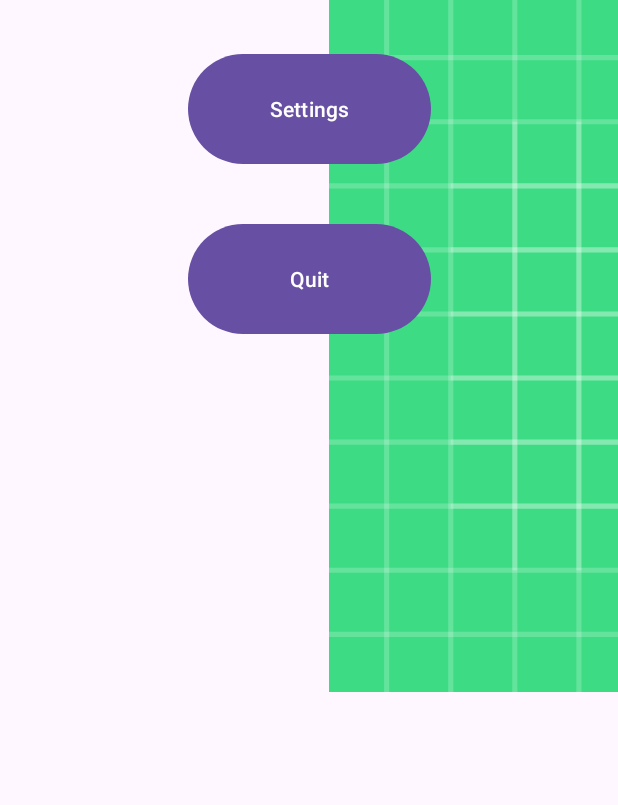
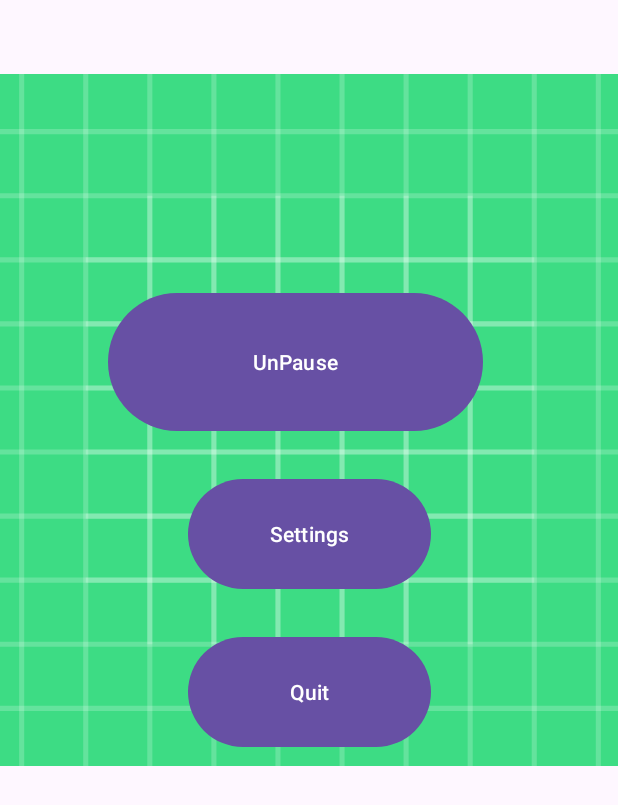
Before and after one commit to GioTheGreen/AndroidMobile, an Android app: the layout dialog_pause.xml on its own in the app's theme, with its tools: preview values and no code run, on a phone screen of 412 x 824 dp. Shown: the top 805 px of the screen. Run offline under Robolectric (Android 15) with nearby library versions, the phone set to English and light mode, and no system bars.

Commit message:
fixed popup error
need a way to display score, perhaps another dialog?

```diff
--- a/first/app/src/main/java/uk/ac/uk/tees/mgd/B1050622/sakithslookatandraid/GameView.java
+++ b/first/app/src/main/java/uk/ac/uk/tees/mgd/B1050622/sakithslookatandraid/GameView.java
@@ -18,6 +18,7 @@ import android.util.Log;
 import android.view.MotionEvent;
 import android.view.SurfaceHolder;
 import android.view.SurfaceView;
+import android.widget.TextView;
 
 import java.util.Random;
 import java.util.Vector;
@@ -26,6 +27,7 @@ import java.util.Vector;
 public class GameView extends SurfaceView implements Runnable, SensorEventListener {
     private volatile boolean paused = false;
     private boolean playing = false;
+    public int score = 0;
     private boolean fiestLoop = true;
     private long LastFrameTime = 0;
     private final long Delay =250;
@@ -94,7 +96,7 @@ public class GameView extends SurfaceView implements Runnable, SensorEventListen
         {
             spwanX += sprite.getWidth();
         }
-        int spwanY = (int)lastSpwanY - ((r.nextInt(4) + 3)* step);
+        int spwanY = (int)lastSpwanY - ((r.nextInt(10) + 5)* step);
         animations.addElement( new Animation(spriteSet, spwanX, spwanY, sprite.getWidth(),sprite.getHeight(), type));
         lastSpwanType = true;
         lastSpwanX = spwanX;
@@ -182,6 +184,7 @@ public class GameView extends SurfaceView implements Runnable, SensorEventListen
             //update game loop
             if (playing)
             {
+                score = offset;
                 if (fiestLoop)// have to be here as during construction and first loop, cant use getWeidth() function
                 {
                     for (int i = 0; i < maxSpawnCap; i++)
@@ -306,6 +309,7 @@ public class GameView extends SurfaceView implements Runnable, SensorEventListen
                 }
                 else
                 {
+                    playing = !playing;
                     //spawn bullet
                 }
                 Log.d("GameView","x: "+animations.firstElement().getPosx() + " y: " +animations.firstElement().getPosy());
--- a/first/app/src/main/res/layout/dialog_pause.xml
+++ b/first/app/src/main/res/layout/dialog_pause.xml
@@ -13,44 +13,41 @@
         android:layout_height="461dp"
         app:layout_constraintBottom_toBottomOf="parent"
         app:layout_constraintEnd_toEndOf="parent"
-        app:layout_constraintHorizontal_bias="0.0"
         app:layout_constraintStart_toStartOf="parent"
         app:layout_constraintTop_toTopOf="parent"
-        app:layout_constraintVertical_bias="0.0"
+        app:layout_constraintVertical_bias="0.136"
         app:srcCompat="@drawable/ic_launcher_background" />
 
     <Button
         android:id="@+id/bReturn"
         android:layout_width="250dp"
         android:layout_height="100dp"
-        android:layout_marginTop="128dp"
         android:text="UnPause"
-        app:layout_constraintBottom_toTopOf="@+id/bSetting"
-        app:layout_constraintEnd_toEndOf="parent"
-        app:layout_constraintStart_toStartOf="parent"
-        app:layout_constraintTop_toTopOf="parent" />
+        app:layout_constraintBottom_toBottomOf="@+id/imageView"
+        app:layout_constraintEnd_toEndOf="@+id/imageView"
+        app:layout_constraintHorizontal_bias="0.486"
+        app:layout_constraintStart_toStartOf="@+id/imageView"
+        app:layout_constraintTop_toTopOf="@+id/imageView"
+        app:layout_constraintVertical_bias="0.393" />
+
+    <Button
+        android:id="@+id/bExit"
+        android:layout_width="162dp"
+        android:layout_height="81dp"
+        android:layout_marginTop="24dp"
+        android:text="Quit"
+        app:layout_constraintEnd_toEndOf="@+id/imageView"
+        app:layout_constraintStart_toStartOf="@+id/imageView"
+        app:layout_constraintTop_toBottomOf="@+id/bSetting" />
 
     <Button
         android:id="@+id/bSetting"
         android:layout_width="162dp"
         android:layout_height="81dp"
-        android:layout_marginTop="32dp"
+        android:layout_marginTop="24dp"
         android:text="Settings"
-        app:layout_constraintBottom_toTopOf="@+id/bExit"
-        app:layout_constraintEnd_toEndOf="parent"
-        app:layout_constraintStart_toStartOf="parent"
+        app:layout_constraintEnd_toEndOf="@+id/imageView"
+        app:layout_constraintStart_toStartOf="@+id/imageView"
         app:layout_constraintTop_toBottomOf="@+id/bReturn" />
 
-    <Button
-        android:id="@+id/bExit"
-        android:layout_width="162dp"
-        android:layout_height="81dp"
-        android:layout_marginTop="32dp"
-        android:layout_marginBottom="826dp"
-        android:text="Quit"
-        app:layout_constraintBottom_toBottomOf="parent"
-        app:layout_constraintEnd_toEndOf="parent"
-        app:layout_constraintStart_toStartOf="parent"
-        app:layout_constraintTop_toBottomOf="@+id/bSetting" />
-
 </androidx.constraintlayout.widget.ConstraintLayout>
```
Also changed, not shown: first/app/src/main/java/uk/ac/uk/tees/mgd/B1050622/sakithslookatandraid/GameLayout.java (+13 -9 lines), first/app/src/main/res/layout/gamelayout.xml (+14 -0 lines).
